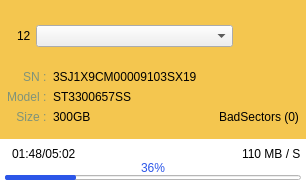
This is untitled/panelwidget.ui in pastoria/hdses as Qt 5 draws it before an edit. The edited form follows.
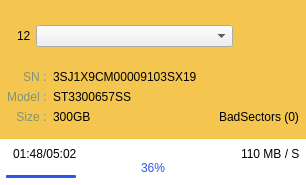
This is the edited form.

Commit message: modify main panel widget and float panel frame

```diff
--- a/untitled/panelwidget.ui
+++ b/untitled/panelwidget.ui
@@ -31,12 +31,13 @@
 }
 
 QProgressBar {
-	background-color: #ffffff;
+	background-color: rgba(255, 255, 255, 0);
+	border: none;
 }
 
 QProgressBar::chunk {
 	background-color: #2c56e8;
-	border-radius: 2px;
+	border-radius: 1px;
 }
 </string>
   </property>
@@ -368,13 +369,16 @@
            <number>0</number>
           </property>
           <property name="leftMargin">
-           <number>5</number>
+           <number>6</number>
           </property>
           <property name="topMargin">
            <number>0</number>
           </property>
           <property name="rightMargin">
-           <number>5</number>
+           <number>6</number>
+          </property>
+          <property name="bottomMargin">
+           <number>2</number>
           </property>
           <item>
            <spacer name="verticalSpacer_2">
@@ -482,13 +486,13 @@
             <property name="minimumSize">
              <size>
               <width>0</width>
-              <height>5</height>
+              <height>3</height>
              </size>
             </property>
             <property name="maximumSize">
              <size>
               <width>16777215</width>
-              <height>5</height>
+              <height>3</height>
              </size>
             </property>
             <property name="value">
```
The commit also changes 2 other files.
